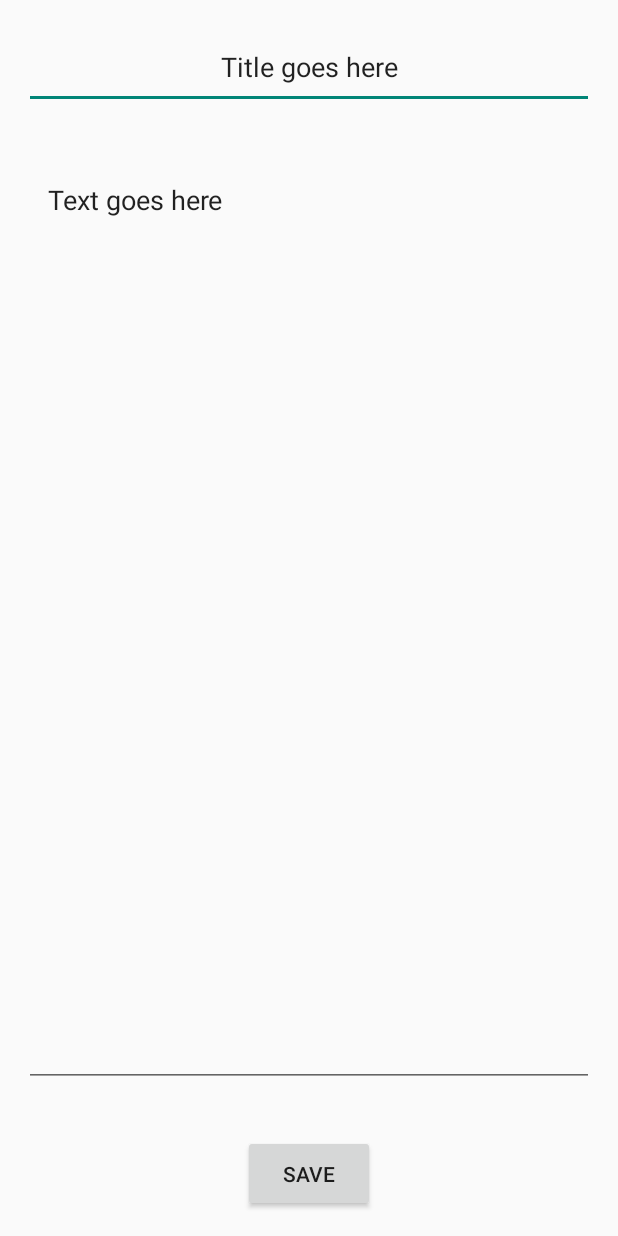
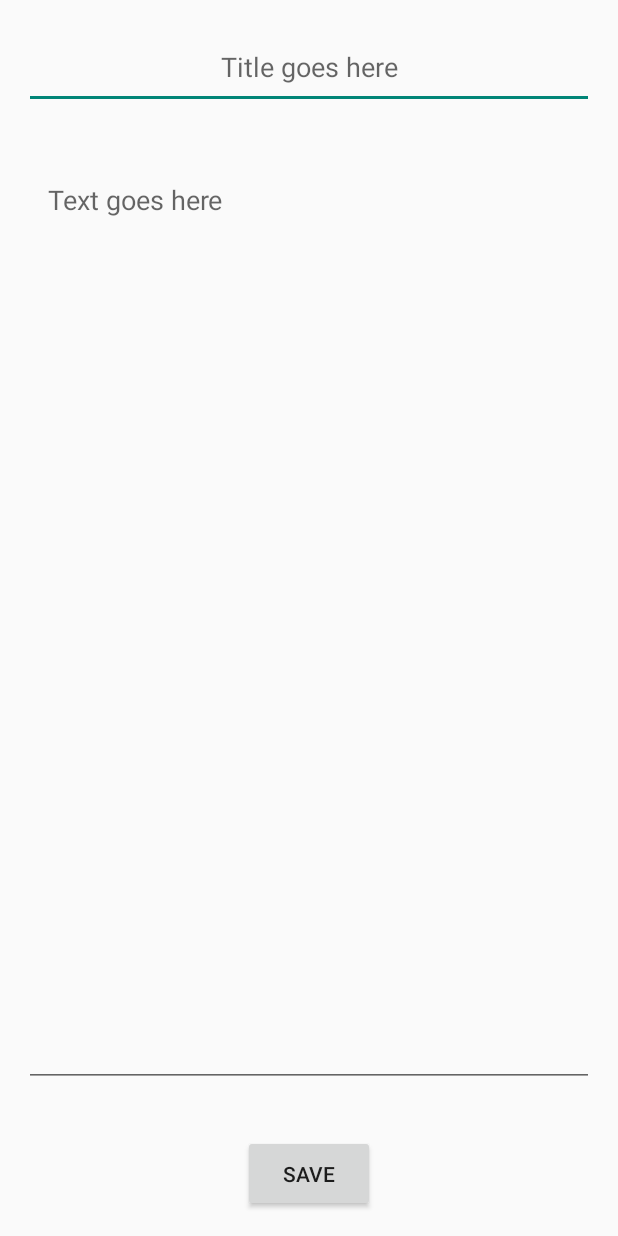
Before and after one commit to IanDuran/Notes, an Android app: the NewNoteActivity screen opened directly, with no data from a screen before it, on a phone screen of 412 x 824 dp. Run offline under Robolectric (Android 15) with nearby library versions, the phone set to English and light mode, and no system bars.

Commit message:
Title text changed to be hint Avoided new note save when any of the fields is empty

```diff
--- a/app/src/main/java/com/example/usuario/notes/NewNoteActivity.java
+++ b/app/src/main/java/com/example/usuario/notes/NewNoteActivity.java
@@ -8,6 +8,7 @@ import android.support.v7.app.AppCompatActivity;
 import android.view.View;
 import android.widget.Button;
 import android.widget.EditText;
+import android.widget.Toast;
 
 
 public class NewNoteActivity extends AppCompatActivity {
@@ -24,12 +25,13 @@ public class NewNoteActivity extends AppCompatActivity {
         title = (EditText) findViewById(R.id.edit_title);
         text = (EditText) findViewById(R.id.edit_text);
         buttonSave = (Button) findViewById(R.id.button_save);
-        title.setText(R.string.title_text);
-        text.setText(R.string.text_text);
+        title.setHint(R.string.title_text);
+        text.setHint(R.string.text_text);
 
         buttonSave.setOnClickListener(new View.OnClickListener() {
             @Override
             public void onClick(View view) {
+                if(!title.getText().toString().equals("") || !text.getText().toString().equals("")){
                     SharedPreferences sp = getSharedPreferences(PREFERENCES, MODE_PRIVATE);
                     int newId = sp.getInt(CURRENT_INDEX, 0);
                     addRow(newId, title.getText().toString(), text.getText().toString());
@@ -37,6 +39,9 @@ public class NewNoteActivity extends AppCompatActivity {
                     e.putInt(CURRENT_INDEX, newId + 1);
                     e.apply();
                     finish();
+                }else{
+                    Toast.makeText(getApplicationContext(), R.string.missing_fields, Toast.LENGTH_SHORT).show();
+                }
             }
         });
     }
--- a/app/src/main/res/values/strings.xml
+++ b/app/src/main/res/values/strings.xml
@@ -4,4 +4,5 @@
     <string name="text_text">Text goes here</string>
     <string name="save_text">Save</string>
     <string name="create">Create New</string>
+    <string name="missing_fields">Missing fields</string>
 </resources>
```
Lines whose indentation alone changed are shown as unchanged.
